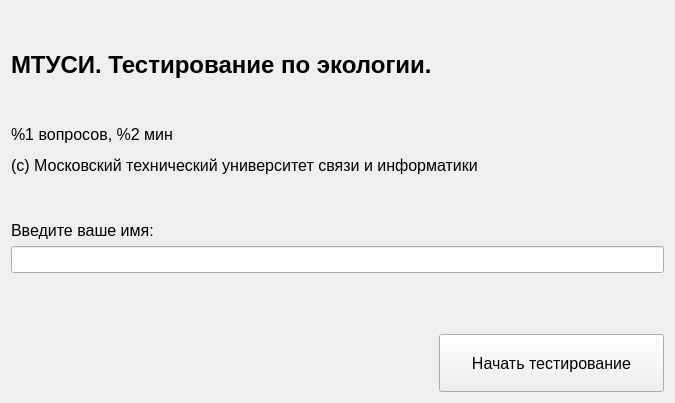
Above: loginwindow.ui from vnetserg/EcoQuizz before the change. Below: the same form after it.
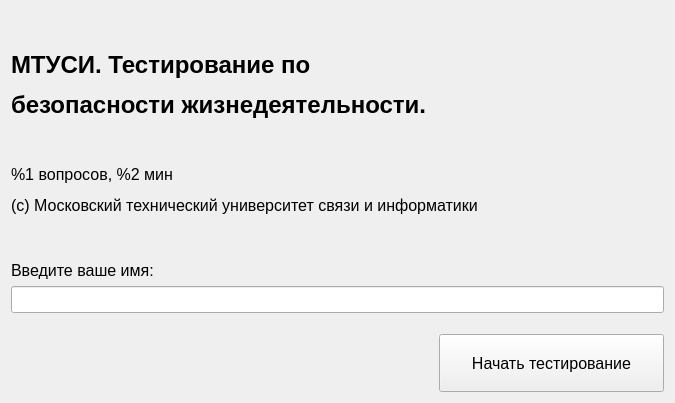
That is the form after the change. Icons and pictures are not drawn.

```diff
--- a/loginwindow.ui
+++ b/loginwindow.ui
@@ -81,7 +81,7 @@
     <item row="0" column="0" colspan="2">
      <widget class="QLabel" name="label">
       <property name="text">
-       <string>&lt;html&gt;&lt;head/&gt;&lt;body&gt;&lt;p&gt;&lt;br/&gt;&lt;/p&gt;&lt;p&gt;&lt;span style=&quot; font-size:18pt; font-weight:600;&quot;&gt;МТУСИ. Тестирование по экологии.&lt;/span&gt;&lt;/p&gt;&lt;p&gt;&lt;br/&gt;&lt;/p&gt;&lt;/body&gt;&lt;/html&gt;</string>
+       <string>&lt;html&gt;&lt;head/&gt;&lt;body&gt;&lt;p&gt;&lt;br/&gt;&lt;/p&gt;&lt;p&gt;&lt;span style=&quot; font-size:18pt; font-weight:600;&quot;&gt;МТУСИ. Тестирование по &lt;/span&gt;&lt;/p&gt;&lt;p&gt;&lt;span style=&quot; font-size:18pt; font-weight:600;&quot;&gt;безопасности жизнедеятельности.&lt;/span&gt;&lt;/p&gt;&lt;p&gt;&lt;br/&gt;&lt;/p&gt;&lt;/body&gt;&lt;/html&gt;</string>
       </property>
      </widget>
     </item>
```
